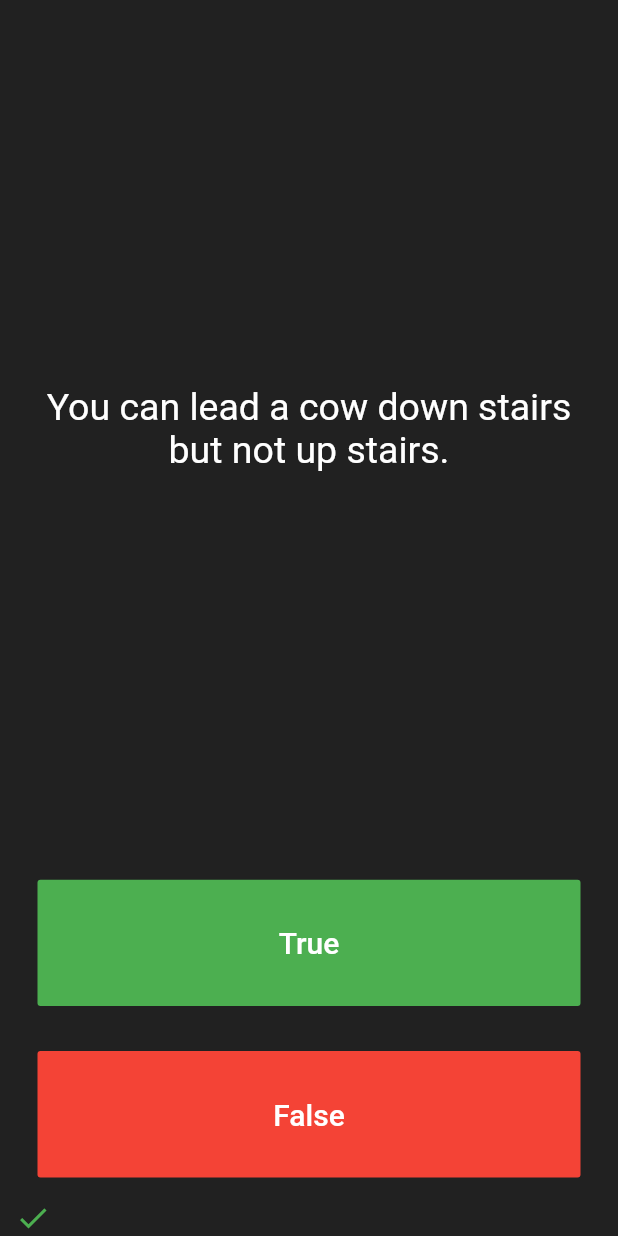
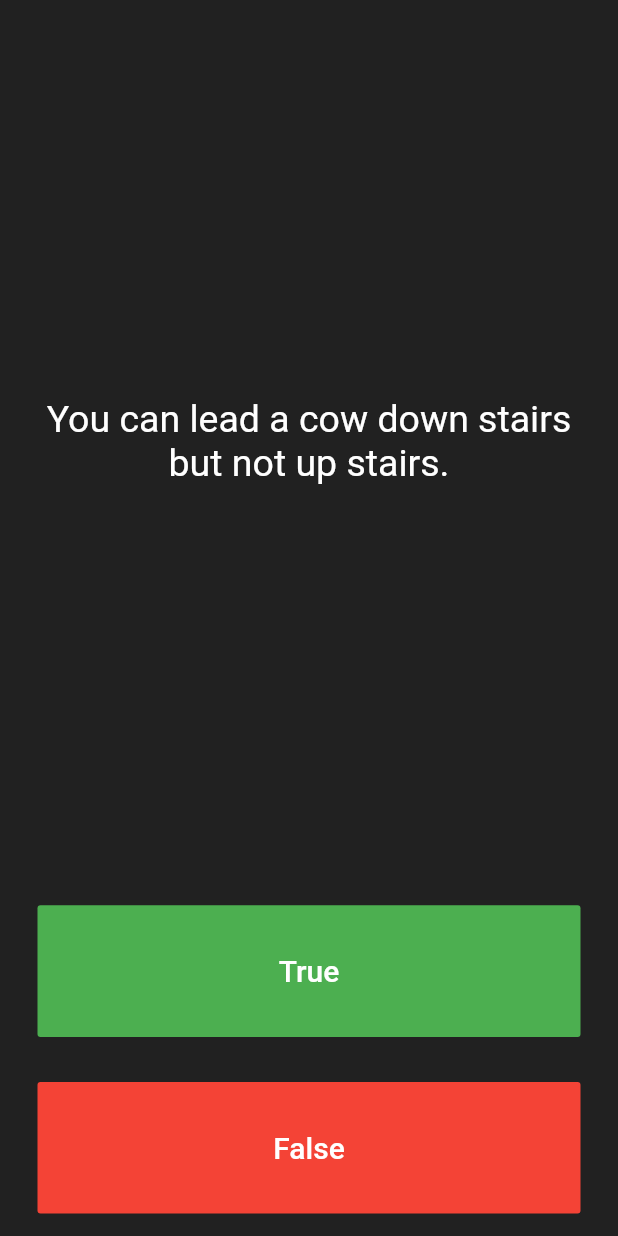
Before and after one commit to Mr-Perfectuz/quizzler, a Flutter app: the screen it shows after launch, after a tap on "True", on a phone screen of 412 x 824 dp. Run offline on Flutter 3.47's test engine with Material 2 defaults, Android fonts, the phone set to English and light mode, and no system bars.

```diff
--- a/lib/main.dart
+++ b/lib/main.dart
@@ -40,23 +40,6 @@ class _QuizPageState extends State<QuizPage> {
     }
     setState(() {
       quizzBrain.nextQuestion();
-      if (correctanswer == true) {
-        print('User got it right');
-        ScoreKeeper.add(
-          Icon(
-            Icons.check,
-            color: Colors.green,
-          ),
-        );
-      } else {
-        print('User got it wrong ');
-        ScoreKeeper.add(
-          Icon(
-            Icons.close,
-            color: Colors.red,
-          ),
-        );
-      }
     });
   }
 
```
